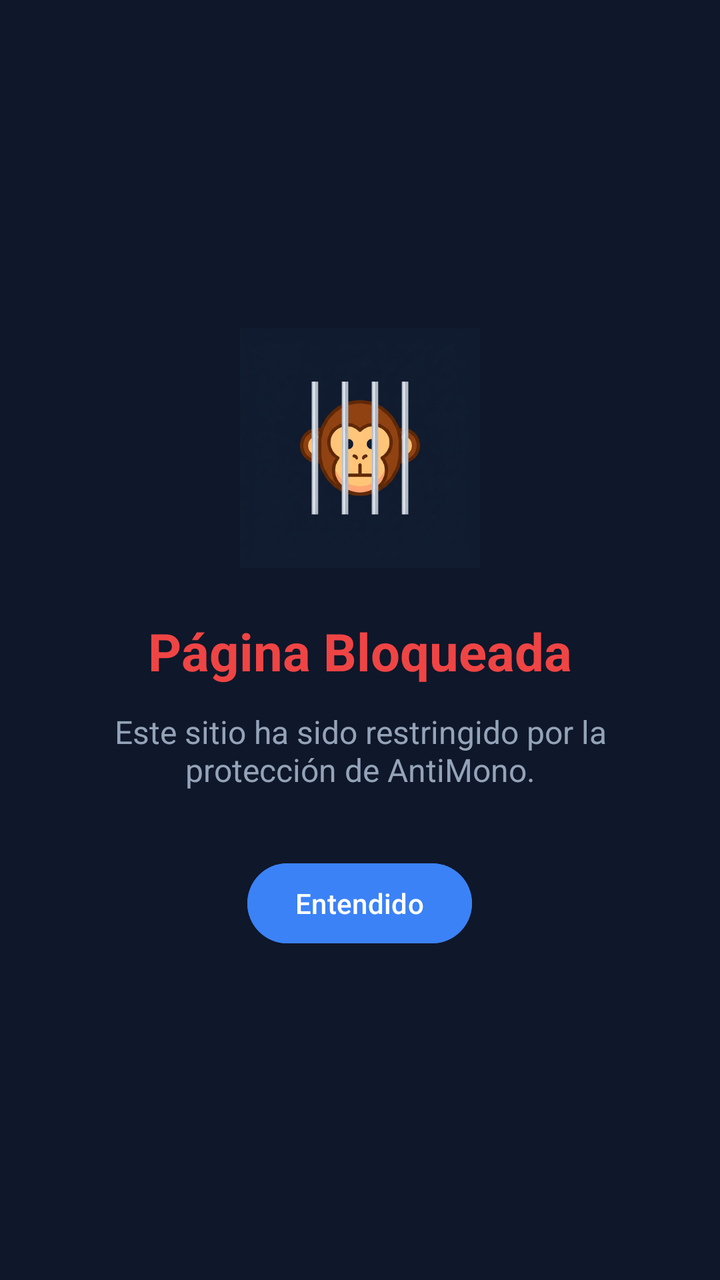
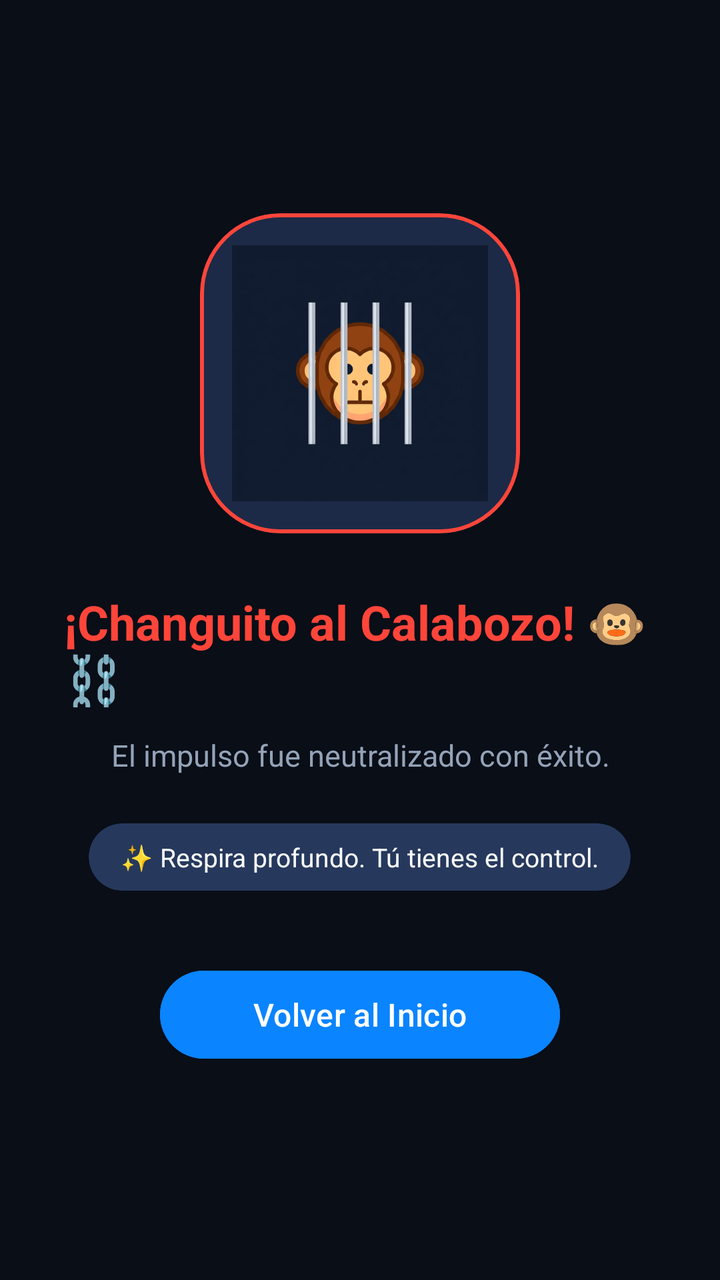

Screens rendered from an Android XML layout before and after an edit, with the pre-edit source and the edit as a unified diff.
<!-- AndroidManifest.xml: activity theme Theme.AntiMono -->
<!-- res/layout/activity_block_overlay.xml -->
<?xml version="1.0" encoding="utf-8"?>
<LinearLayout xmlns:android="http://schemas.android.com/apk/res/android"
    android:layout_width="match_parent"
    android:layout_height="match_parent"
    android:background="@color/background"
    android:gravity="center"
    android:orientation="vertical"
    android:padding="32dp">

    <ImageView
        android:layout_width="120dp"
        android:layout_height="120dp"
        android:src="@drawable/ic_logo"
        android:contentDescription="@string/app_name" />

    <TextView
        android:layout_width="wrap_content"
        android:layout_height="wrap_content"
        android:layout_marginTop="24dp"
        android:text="Página Bloqueada"
        android:textColor="@color/status_red"
        android:textSize="26sp"
        android:textStyle="bold" />

    <TextView
        android:id="@+id/tvBlockReason"
        android:layout_width="wrap_content"
        android:layout_height="wrap_content"
        android:layout_marginTop="12dp"
        android:text="Este sitio ha sido restringido por la protección de AntiMono."
        android:textAlignment="center"
        android:textColor="@color/text_secondary"
        android:textSize="16sp" />

    <com.google.android.material.button.MaterialButton
        android:id="@+id/btnUnderstood"
        android:layout_width="wrap_content"
        android:layout_height="wrap_content"
        android:layout_marginTop="32dp"
        android:backgroundTint="@color/accent"
        android:text="Entendido"
        android:textAllCaps="false"
        android:textColor="@color/white" />

</LinearLayout>
<!-- resources referenced by this layout -->
<resources>
  <color name="accent">#3B82F6</color>
  <color name="background">#0F172A</color>
  <color name="status_red">#EF4444</color>
  <color name="text_secondary">#94A3B8</color>
  <color name="white">#FFFFFF</color>
  <!-- drawable ic_logo: png bitmap (drawable, 204203 bytes) -->
  <string name="app_name">AntiMono</string>
  <style name="Theme.AntiMono" parent="Theme.Material3.Dark.NoActionBar">
          <item name="colorPrimary">@color/accent</item>
          <item name="colorOnPrimary">@color/white</item>
          <item name="android:colorBackground">@color/background</item>
          <item name="colorSurface">@color/surface</item>
          <item name="android:statusBarColor">@color/background</item>
          <item name="android:navigationBarColor">@color/background</item>
      </style>
  <color name="surface">#1E293B</color>
</resources>

<!-- the commit's change to res/layout/activity_block_overlay.xml (unified diff, before → after) -->
@@ -1,5 +1,6 @@
 <?xml version="1.0" encoding="utf-8"?>
 <LinearLayout xmlns:android="http://schemas.android.com/apk/res/android"
+    xmlns:app="http://schemas.android.com/apk/res-auto"
     android:layout_width="match_parent"
     android:layout_height="match_parent"
     android:background="@color/background"
@@ -7,19 +8,33 @@
     android:orientation="vertical"
     android:padding="32dp">
 
-    <ImageView
-        android:layout_width="120dp"
-        android:layout_height="120dp"
-        android:src="@drawable/ic_logo"
-        android:contentDescription="@string/app_name" />
+    
+    <com.google.android.material.card.MaterialCardView
+        android:id="@+id/cardMonkey"
+        android:layout_width="160dp"
+        android:layout_height="160dp"
+        app:cardBackgroundColor="@color/surface_card"
+        app:cardCornerRadius="40dp"
+        app:strokeColor="@color/ios_red"
+        app:strokeWidth="2dp">
+
+        <ImageView
+            android:id="@+id/ivMonkey"
+            android:layout_width="match_parent"
+            android:layout_height="match_parent"
+            android:padding="16dp"
+            android:src="@drawable/ic_logo"
+            android:contentDescription="@string/app_name" />
+    </com.google.android.material.card.MaterialCardView>
 
     <TextView
+        android:id="@+id/tvBlockTitle"
         android:layout_width="wrap_content"
         android:layout_height="wrap_content"
-        android:layout_marginTop="24dp"
-        android:text="Página Bloqueada"
-        android:textColor="@color/status_red"
-        android:textSize="26sp"
+        android:layout_marginTop="28dp"
+        android:text="¡Changuito al Calabozo! 🐵⛓️"
+        android:textColor="@color/ios_red"
+        android:textSize="24sp"
         android:textStyle="bold" />
 
     <TextView
@@ -27,19 +42,40 @@
         android:layout_width="wrap_content"
         android:layout_height="wrap_content"
         android:layout_marginTop="12dp"
-        android:text="Este sitio ha sido restringido por la protección de AntiMono."
+        android:text="El impulso fue neutralizado con éxito."
         android:textAlignment="center"
         android:textColor="@color/text_secondary"
-        android:textSize="16sp" />
+        android:textSize="15sp" />
+
+    
+    <com.google.android.material.card.MaterialCardView
+        android:layout_width="wrap_content"
+        android:layout_height="wrap_content"
+        android:layout_marginTop="24dp"
+        app:cardBackgroundColor="@color/surface_pill"
+        app:cardCornerRadius="20dp"
+        app:strokeWidth="0dp">
+
+        <TextView
+            android:layout_width="wrap_content"
+            android:layout_height="wrap_content"
+            android:paddingHorizontal="16dp"
+            android:paddingVertical="8dp"
+            android:text="✨ Respira profundo. Tú tienes el control."
+            android:textColor="@color/text_primary"
+            android:textSize="13sp" />
+    </com.google.android.material.card.MaterialCardView>
 
     <com.google.android.material.button.MaterialButton
         android:id="@+id/btnUnderstood"
-        android:layout_width="wrap_content"
-        android:layout_height="wrap_content"
-        android:layout_marginTop="32dp"
+        android:layout_width="200dp"
+        android:layout_height="52dp"
+        android:layout_marginTop="36dp"
         android:backgroundTint="@color/accent"
-        android:text="Entendido"
+        app:cornerRadius="26dp"
+        android:text="Volver al Inicio"
         android:textAllCaps="false"
-        android:textColor="@color/white" />
+        android:textColor="@color/white"
+        android:textSize="16sp" />
 
 </LinearLayout>
<!-- resource entries referenced after the edit -->
@@ -1,8 +1,11 @@
 <!-- resources referenced by this layout -->
 <resources>
-  <color name="accent">#3B82F6</color>
-  <color name="background">#0F172A</color>
-  <color name="status_red">#EF4444</color>
+  <color name="accent">#0A84FF</color>
+  <color name="background">#090E17</color>
+  <color name="ios_red">#FF453A</color>
+  <color name="surface_card">#1C2A47</color>
+  <color name="surface_pill">#26385C</color>
+  <color name="text_primary">#F8FAFC</color>
   <color name="text_secondary">#94A3B8</color>
   <color name="white">#FFFFFF</color>
   <!-- drawable ic_logo: png bitmap (drawable, 204203 bytes) -->
@@ -15,6 +18,6 @@
           <item name="android:statusBarColor">@color/background</item>
           <item name="android:navigationBarColor">@color/background</item>
       </style>
-  <color name="surface">#1E293B</color>
+  <color name="surface">#131F37</color>
 </resources>
 
